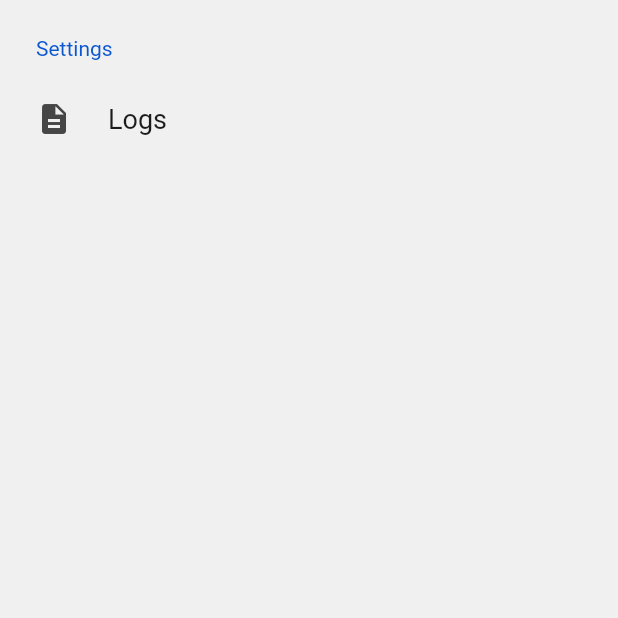
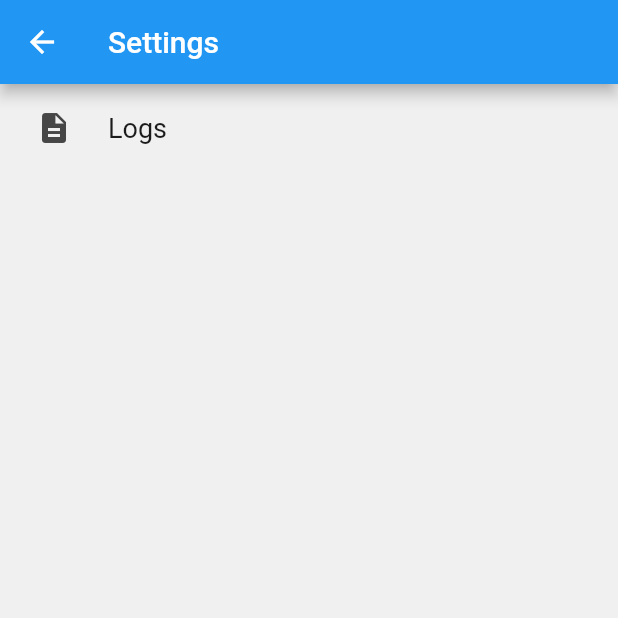
Before and after one commit to KatazzaHack/owl, a Flutter app: the SettingsPage screen opened directly, on a phone screen of 412 x 824 dp, the top half of it. Run offline on Flutter 3.47's test engine with Material 2 defaults, Android fonts, the phone set to English and light mode, and no system bars; drawn by our look-alikes of settings_ui; our stand-ins replace auto_size_text, flutter_tts, permission_handler, shared_preferences, speech_to_text, sqflite; missing offline and left inert: edit_distance, f_logs; accounts and stored records are empty.

Commit message:
Normal settings.

```diff
--- a/lib/main.dart
+++ b/lib/main.dart
@@ -5,6 +5,7 @@ import 'package:owl/utils.dart';
 import 'package:provider/provider.dart';
 import 'package:owl/dictionary/dictionaries_model.dart';
 import 'package:f_logs/f_logs.dart';
+import 'package:owl/settings/setting_model.dart';
 
 void main() async {
   FLog.applyConfigurations(getLogConfig());
@@ -19,6 +20,7 @@ class OWLApp extends StatelessWidget {
       providers: [
         ChangeNotifierProvider(create: (context) => TrainingModModel()),
         ChangeNotifierProvider(create:(context) => DictionariesModel()),
+        ChangeNotifierProvider(create:(context) => SettingsModel()),
       ],
       child: MaterialApp(
         title: 'Owl Application',
--- a/lib/settings/settings_bar.dart
+++ b/lib/settings/settings_bar.dart
@@ -17,10 +17,11 @@ class _SettingsPageState extends State<SettingsPage> {
     return Consumer<SettingsModel>(
       builder: (context, settingsModel, child) {
         assert(settingsModel != null);
-        return SettingsList(
+        return Scaffold(
+          appBar: AppBar(title: Text('Settings')),
+          body: SettingsList(
             sections: [
               SettingsSection(
-              title: 'Settings',
                 tiles: [
                   SettingsTile(
                     title: 'Logs',
@@ -34,6 +35,7 @@ class _SettingsPageState extends State<SettingsPage> {
                 ],
               ),
             ],
+          ),
         );
       },
     );
```
Lines whose indentation alone changed are shown as unchanged.
